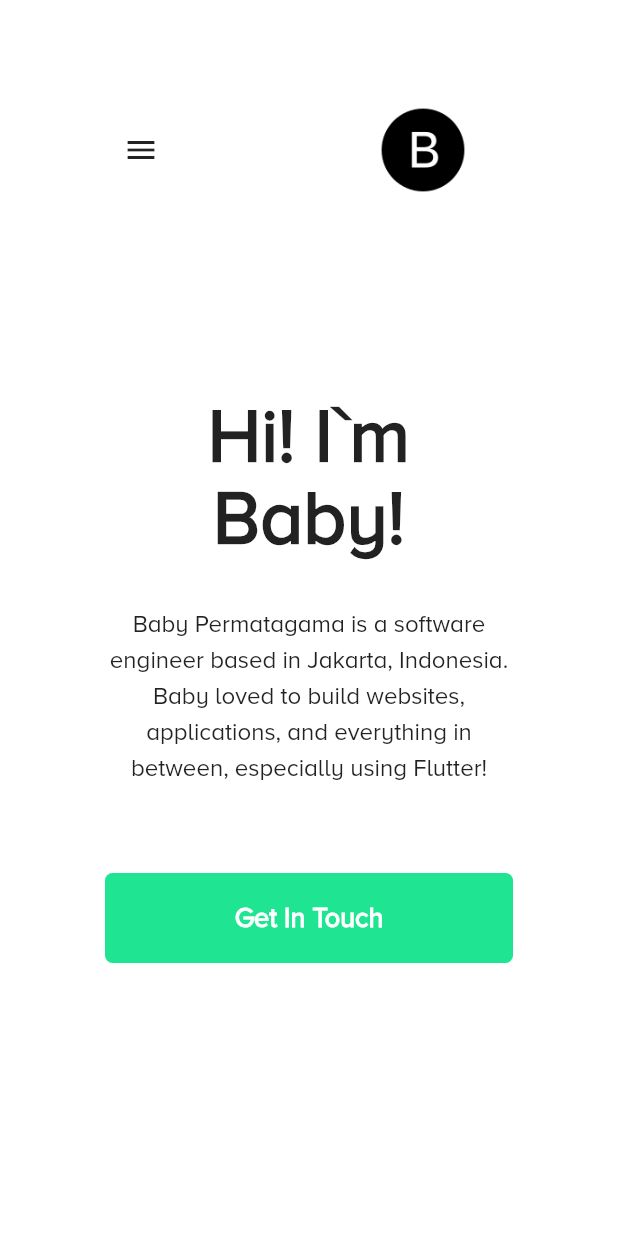
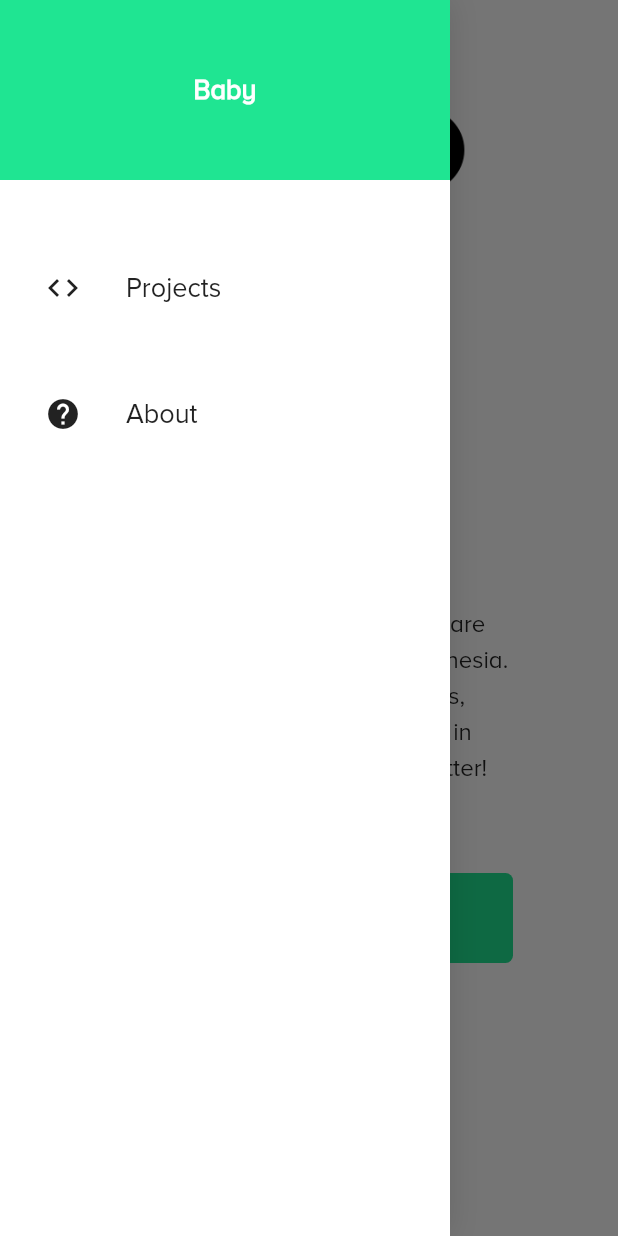
Before and after one commit to BabyCattleyaGP/web_flutter, a Flutter app: the screen it shows after launch, after a tap on the "menu" icon, on a phone screen of 412 x 824 dp. Run offline on Flutter 3.47's test engine with Material 2 defaults, Android fonts, the phone set to English and light mode, and no system bars; our stand-ins replace responsive_builder.

Commit message:
Change Navbar Icon & Show Navbar

```diff
--- a/lib/widgets/navbar/navbar_drawer/navbar_drawer.dart
+++ b/lib/widgets/navbar/navbar_drawer/navbar_drawer.dart
@@ -15,7 +15,7 @@ class NavigationDrawer extends StatelessWidget {
       child: Column(
         children: <Widget>[
           NavigationDrawerHeader(),
-          DrawerItem('Projects', Icons.videocam),
+          DrawerItem('Projects', Icons.code),
           DrawerItem('About', Icons.help),
         ],
       ),
--- a/lib/widgets/navbar/navbar_drawer/navbar_drawer_header.dart
+++ b/lib/widgets/navbar/navbar_drawer/navbar_drawer_header.dart
@@ -7,7 +7,7 @@ class NavigationDrawerHeader extends StatelessWidget {
   @override
   Widget build(BuildContext context) {
     return Container(
-      height: 150,
+      height: 120,
       color: primaryColor,
       alignment: Alignment.center,
       child: Column(
--- a/lib/widgets/navbar/navigation_bar_mobile.dart
+++ b/lib/widgets/navbar/navigation_bar_mobile.dart
@@ -15,7 +15,7 @@ class NavigationBarMobile extends StatelessWidget {
           IconButton(
             icon: Icon(Icons.menu),
             onPressed: () {
-              print('Hai');
+              Scaffold.of(context).openDrawer();
             },
           ),
           NavBarLogo()
```
